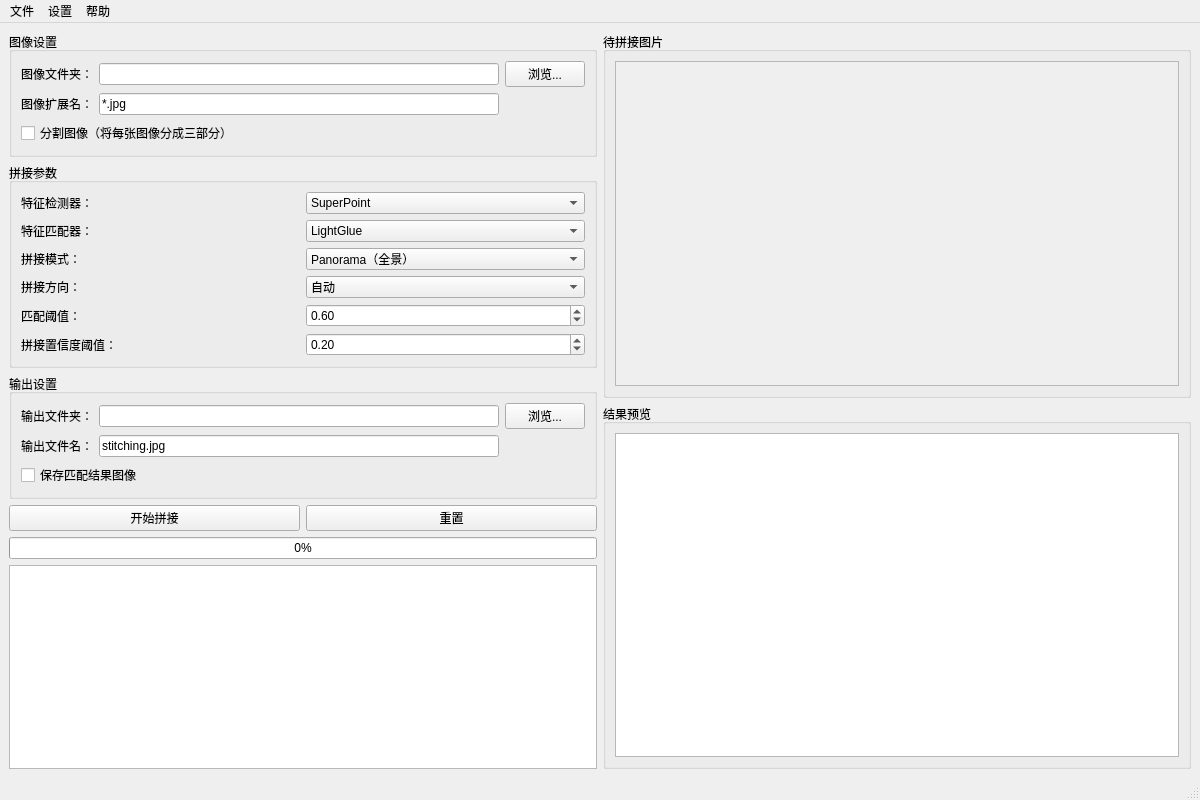
Before: the Qt Designer form src/app/mainwindow.ui in KongKong-e/StitchGUI, drawn with Qt 5.
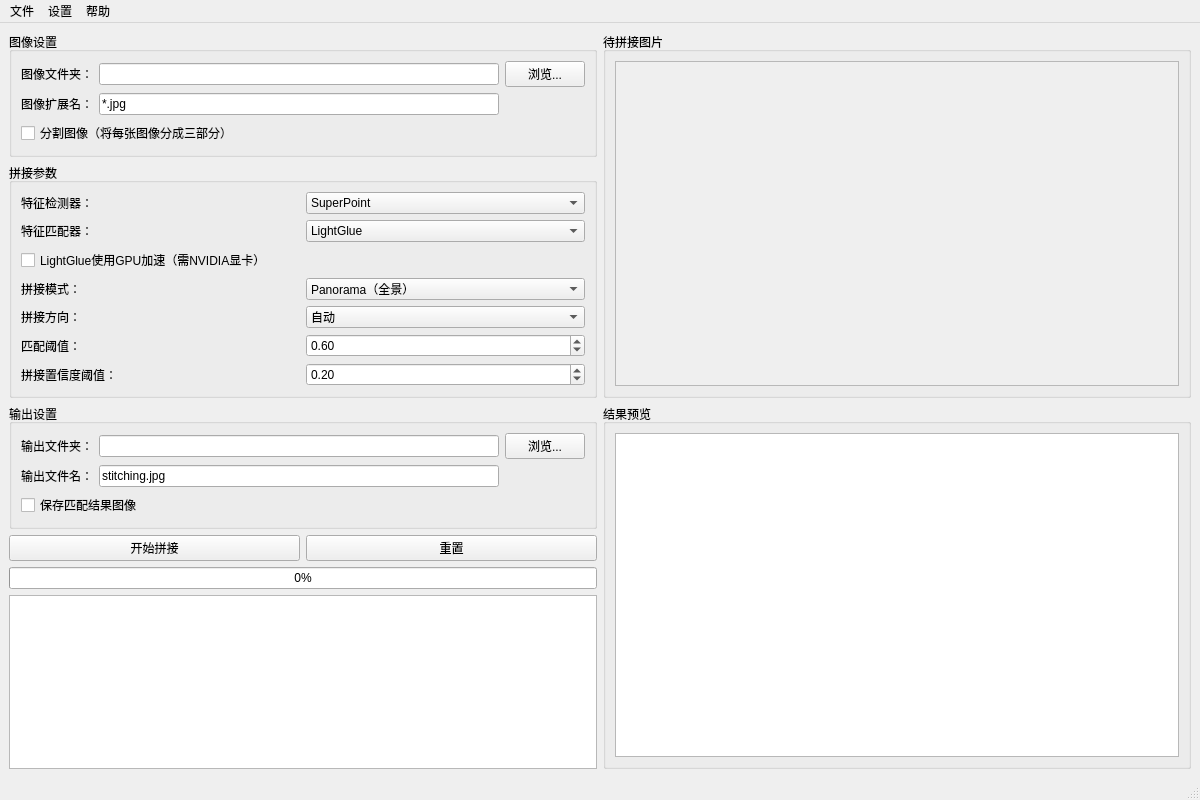
After: the same form once the commit is applied.

Commit message: 2.6lightglue添加GPU加速

```diff
--- a/src/app/mainwindow.ui
+++ b/src/app/mainwindow.ui
@@ -122,14 +122,21 @@
            </item>
           </widget>
          </item>
-         <item row="2" column="0">
+         <item row="2" column="0" colspan="2">
+          <widget class="QCheckBox" name="checkBox_gpu">
+           <property name="text">
+            <string>LightGlue使用GPU加速（需NVIDIA显卡）</string>
+           </property>
+          </widget>
+         </item>
+         <item row="3" column="0">
           <widget class="QLabel" name="label_5">
            <property name="text">
             <string>拼接模式：</string>
            </property>
           </widget>
          </item>
-         <item row="2" column="1">
+         <item row="3" column="1">
           <widget class="QComboBox" name="comboBox_mode">
            <item>
             <property name="text">
@@ -143,14 +150,14 @@
            </item>
           </widget>
          </item>
-         <item row="3" column="0">
+         <item row="4" column="0">
           <widget class="QLabel" name="label_direction">
            <property name="text">
             <string>拼接方向：</string>
            </property>
           </widget>
          </item>
-         <item row="3" column="1">
+         <item row="4" column="1">
           <widget class="QComboBox" name="comboBox_direction">
            <item>
             <property name="text">
@@ -169,14 +176,14 @@
            </item>
           </widget>
          </item>
-         <item row="4" column="0">
+         <item row="5" column="0">
           <widget class="QLabel" name="label_6">
            <property name="text">
             <string>匹配阈值：</string>
            </property>
           </widget>
          </item>
-         <item row="4" column="1">
+         <item row="5" column="1">
           <widget class="QDoubleSpinBox" name="doubleSpinBox_matchThreshold">
            <property name="minimum">
             <double>0.000000000000000</double>
@@ -192,14 +199,14 @@
            </property>
           </widget>
          </item>
-         <item row="5" column="0">
+         <item row="6" column="0">
           <widget class="QLabel" name="label_7">
            <property name="text">
             <string>拼接置信度阈值：</string>
            </property>
           </widget>
          </item>
-         <item row="5" column="1">
+         <item row="6" column="1">
           <widget class="QDoubleSpinBox" name="doubleSpinBox_confidenceThreshold">
            <property name="minimum">
             <double>0.000000000000000</double>
```
The commit also changes 7 other files.
